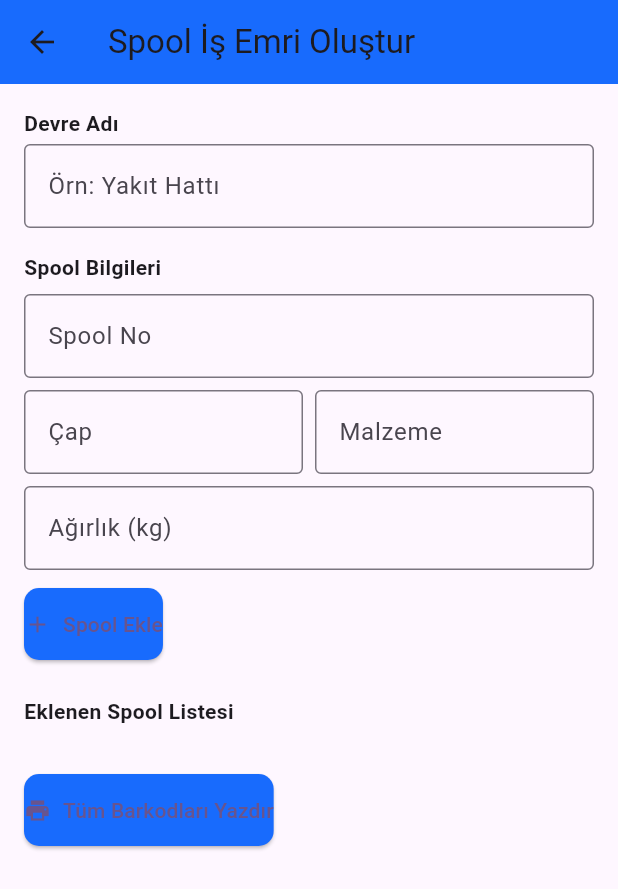
After one commit to filozofmuhendis/Spool-Takip, a Flutter app: the SpoolJobOrderPage screen opened directly, on a phone screen of 412 x 824 dp. The commit adds this screen. Shown: the top 889 px of the screen. Run offline on Flutter 3.47's test engine with Material 3 defaults, Android fonts, the phone set to English and light mode, and no system bars; our stand-ins replace fl_chart, image_picker; missing offline and left inert: mobile_scanner.

Commit message:
spool iş emirleri ve detayları tasarımları eklemesi

```diff
--- /dev/null
+++ b/lib/parts/spool_job_order.dart
@@ -0,0 +1,158 @@
+import 'package:flutter/material.dart';
+import 'dart:math';
+
+class SpoolJobOrderPage extends StatefulWidget {
+  @override
+  _SpoolJobOrderPageState createState() => _SpoolJobOrderPageState();
+}
+
+class _SpoolJobOrderPageState extends State<SpoolJobOrderPage> {
+  final TextEditingController _circuitController = TextEditingController();
+  final TextEditingController _spoolNumberController = TextEditingController();
+  final TextEditingController _diameterController = TextEditingController();
+  final TextEditingController _materialController = TextEditingController();
+  final TextEditingController _weightController = TextEditingController();
+
+  final List<Map<String, String>> spoolList = [];
+
+  int barcodeCounter = 1;
+
+  void addSpool() {
+    if (_spoolNumberController.text.isEmpty ||
+        _diameterController.text.isEmpty ||
+        _materialController.text.isEmpty ||
+        _weightController.text.isEmpty) return;
+
+    final barcode = "SP${barcodeCounter.toString().padLeft(5, '0')}";
+    barcodeCounter++;
+
+    setState(() {
+      spoolList.add({
+        'spoolNumber': _spoolNumberController.text,
+        'diameter': _diameterController.text,
+        'material': _materialController.text,
+        'weight': _weightController.text,
+        'barcode': barcode,
+      });
+
+      _spoolNumberController.clear();
+      _diameterController.clear();
+      _materialController.clear();
+      _weightController.clear();
+    });
+  }
+
+  @override
+  Widget build(BuildContext context) {
+    return Scaffold(
+      appBar: AppBar(
+        title: Text("Spool İş Emri Oluştur"),
+        backgroundColor: Color(0xFF186bfd),
+      ),
+      body: Padding(
+        padding: const EdgeInsets.all(16),
+        child: SingleChildScrollView(
+          child: Column(
+            crossAxisAlignment: CrossAxisAlignment.start,
+            children: [
+              Text("Devre Adı", style: TextStyle(fontWeight: FontWeight.bold)),
+              SizedBox(height: 4),
+              TextField(
+                controller: _circuitController,
+                decoration: InputDecoration(
+                  hintText: "Örn: Yakıt Hattı",
+                  border: OutlineInputBorder(),
+                ),
+              ),
+              SizedBox(height: 16),
+
+              Text("Spool Bilgileri", style: TextStyle(fontWeight: FontWeight.bold)),
+              SizedBox(height: 8),
+              TextField(
+                controller: _spoolNumberController,
+                decoration: InputDecoration(
+                  labelText: "Spool No",
+                  border: OutlineInputBorder(),
+                ),
+              ),
+              SizedBox(height: 8),
+              Row(
+                children: [
+                  Expanded(
+                    child: TextField(
+                      controller: _diameterController,
+                      decoration: InputDecoration(
+                        labelText: "Çap",
+                        border: OutlineInputBorder(),
+                      ),
+                    ),
+                  ),
+                  SizedBox(width: 8),
+                  Expanded(
+                    child: TextField(
+                      controller: _materialController,
+                      decoration: InputDecoration(
+                        labelText: "Malzeme",
+                        border: OutlineInputBorder(),
+                      ),
+                    ),
+                  ),
+                ],
+              ),
+              SizedBox(height: 8),
+              TextField(
+                controller: _weightController,
+                decoration: InputDecoration(
+                  labelText: "Ağırlık (kg)",
+                  border: OutlineInputBorder(),
+                ),
+              ),
+              SizedBox(height: 12),
+              ElevatedButton.icon(
+                onPressed: addSpool,
+                icon: Icon(Icons.add),
+                label: Text("Spool Ekle"),
+                style: ElevatedButton.styleFrom(
+                  backgroundColor: Color(0xFF186bfd),
+                  padding: EdgeInsets.symmetric(vertical: 14),
+                  shape: RoundedRectangleBorder(borderRadius: BorderRadius.circular(10)),
+                ),
+              ),
+
+              SizedBox(height: 24),
+              Text("Eklenen Spool Listesi", style: TextStyle(fontWeight: FontWeight.bold)),
+              SizedBox(height: 8),
+              ListView.builder(
+                shrinkWrap: true,
+                physics: NeverScrollableScrollPhysics(),
+                itemCount: spoolList.length,
+                itemBuilder: (context, index) {
+                  final item = spoolList[index];
+                  return Card(
+                    child: ListTile(
+                      title: Text("Spool No: ${item['spoolNumber']} • Barkod: ${item['barcode']}"),
+                      subtitle: Text("Çap: ${item['diameter']} | Malzeme: ${item['material']} | Ağırlık: ${item['weight']}kg"),
+                    ),
+                  );
+                },
+              ),
+              SizedBox(height: 24),
+              ElevatedButton.icon(
+                onPressed: () {
+                  // Barkod yazdırma entegrasyonu buraya gelecek
+                },
+                icon: Icon(Icons.print),
+                label: Text("Tüm Barkodları Yazdır"),
+                style: ElevatedButton.styleFrom(
+                  backgroundColor: Color(0xFF186bfd),
+                  padding: EdgeInsets.symmetric(vertical: 14),
+                  shape: RoundedRectangleBorder(borderRadius: BorderRadius.circular(10)),
+                ),
+              ),
+            ],
+          ),
+        ),
+      ),
+    );
+  }
+}
```
Also changed, not shown: lib/parts/projects.dart (+26 -1 lines), lib/parts/spool_detailing.dart (added, +120 -0 lines).
